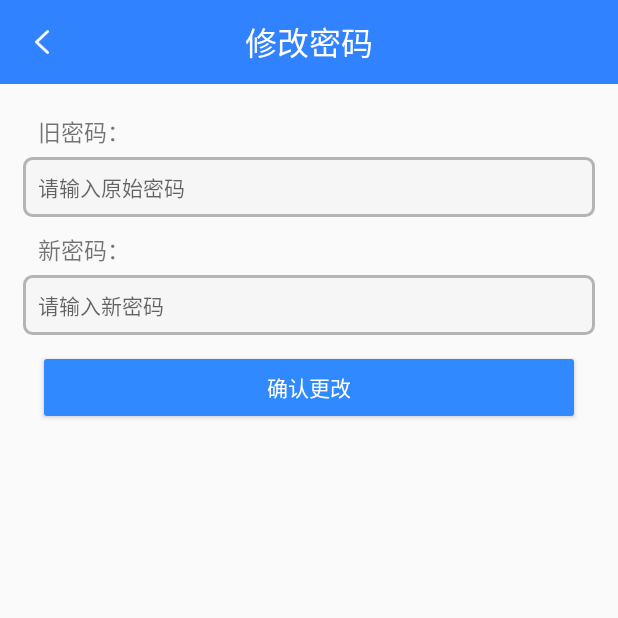
After one commit to Evenss/TicketAssistant, an Android app: the ChangePwdActivity screen opened directly, with no data from a screen before it, on a phone screen of 412 x 824 dp, the top half of it. The commit adds this screen. Run offline under Robolectric (Android 15) with nearby library versions, the phone set to English and light mode, and no system bars.

Commit message:
修改密码和工具类添加，抢票界面修改

```diff
--- a/app/src/main/AndroidManifest.xml
+++ b/app/src/main/AndroidManifest.xml
@@ -30,8 +30,8 @@
             android:screenOrientation="portrait"
             android:theme="@style/CityPicker.NoActionBar"
             android:windowSoftInputMode="stateHidden|adjustPan" />
-
-        <activity android:name=".activity.TicketShowActivity"/>
+        <activity android:name=".activity.TicketShowActivity" />
+        <activity android:name=".activity.ChangePwdActivity"></activity>
     </application>
 
 </manifest>
--- a/app/src/main/java/com/graduation/even/graduationclient/activity/BaseActivity.java
+++ b/app/src/main/java/com/graduation/even/graduationclient/activity/BaseActivity.java
@@ -6,14 +6,20 @@ import android.support.annotation.Nullable;
 import android.support.v7.app.AppCompatActivity;
 import android.widget.Toast;
 
+import com.graduation.even.graduationclient.application.MyApplication;
+
 public abstract class BaseActivity extends AppCompatActivity {
 
     private static Toast toast;
+    private MyApplication myApplication;
 
     @Override
     public void onCreate(@Nullable Bundle savedInstanceState) {
         super.onCreate(savedInstanceState);
         setContentView(getResourceId());
+
+        myApplication = (MyApplication) getApplication();
+        myApplication.addActivity(this);
 
         if (forceScreenOrientationPortrait()){
             setRequestedOrientation(ActivityInfo.SCREEN_ORIENTATION_PORTRAIT);
@@ -22,6 +28,12 @@ public abstract class BaseActivity extends AppCompatActivity {
         initView();
         initData();
         initEvent();
+    }
+
+    @Override
+    protected void onDestroy() {
+        super.onDestroy();
+        myApplication.removeActivity(this);
     }
 
     //是否要强制竖屏SCREEN_ORIENTATION_PORTRAIT
@@ -48,4 +60,9 @@ public abstract class BaseActivity extends AppCompatActivity {
         }
         toast.show();
     }
+
+    //退回到登录页面
+    public void backToLogin(){
+        myApplication.backToLoginActivity();
+    }
 }
--- /dev/null
+++ b/app/src/main/java/com/graduation/even/graduationclient/activity/ChangePwdActivity.java
@@ -0,0 +1,61 @@
+package com.graduation.even.graduationclient.activity;
+
+import android.text.TextUtils;
+import android.view.View;
+import android.widget.Button;
+import android.widget.EditText;
+
+import com.graduation.even.graduationclient.R;
+import com.graduation.even.graduationclient.util.MD5Util;
+import com.graduation.even.graduationclient.util.ToastUtil;
+
+public class ChangePwdActivity extends BaseActivity {
+    private EditText oldPwdEt, newPwdEt;
+    private Button changePwdBtn;
+
+    @Override
+    protected boolean forceScreenOrientationPortrait() {
+        return false;
+    }
+
+    @Override
+    protected int getResourceId() {
+        return R.layout.activity_change_pwd;
+    }
+
+    @Override
+    protected void initView() {
+        oldPwdEt = findViewById(R.id.et_old_pwd);
+        newPwdEt = findViewById(R.id.et_new_pwd);
+        changePwdBtn = findViewById(R.id.btn_change_pwd);
+    }
+
+    @Override
+    protected void initData() {
+
+    }
+
+    @Override
+    protected void initEvent() {
+        changePwdBtn.setOnClickListener(new View.OnClickListener() {
+            @Override
+            public void onClick(View view) {
+                String oldPwdStr = oldPwdEt.getText().toString();
+                String newPwdStr = newPwdEt.getText().toString();
+                if (TextUtils.isEmpty(oldPwdStr) || TextUtils.isEmpty(newPwdStr)) {
+                    ToastUtil.showToast(ChangePwdActivity.this, "密码不能为空");
+                    return;
+                }
+                changePwd(oldPwdStr,newPwdStr);
+            }
+        });
+    }
+
+    //todo
+    private void changePwd(String oldPwd,String newPwd) {
+        oldPwd = MD5Util.encoderByMd5(oldPwd);
+        newPwd = MD5Util.encoderByMd5(newPwd);
+
+
+    }
+}
--- a/app/src/main/java/com/graduation/even/graduationclient/adapter/TicketAdapter.java
+++ b/app/src/main/java/com/graduation/even/graduationclient/adapter/TicketAdapter.java
@@ -54,7 +54,6 @@ public class TicketAdapter extends RecyclerView.Adapter<TicketAdapter.MyViewHold
         private TextView interval;
         private TextView price;
         private CheckBox selected;
-
         private TextView seatType1;
         private TextView seatType2;
         private TextView seatType3;
--- /dev/null
+++ b/app/src/main/res/drawable/bg_change_pwd_gray.xml
@@ -0,0 +1,12 @@
+<?xml version="1.0" encoding="UTF-8"?>
+<shape
+    xmlns:android="http://schemas.android.com/apk/res/android"
+    android:shape="rectangle"
+    android:useLevel="false" >
+
+    <corners android:radius="5dp"/>
+    <solid android:color="@color/gray" />
+    <!-- 设置一个边框 -->
+    <stroke android:width="3px" android:color="@color/grayDark"/>
+
+</shape>
--- /dev/null
+++ b/app/src/main/res/layout/activity_change_pwd.xml
@@ -0,0 +1,82 @@
+<?xml version="1.0" encoding="utf-8"?>
+<LinearLayout
+    xmlns:android="http://schemas.android.com/apk/res/android"
+    xmlns:app="http://schemas.android.com/apk/res-auto"
+    xmlns:tools="http://schemas.android.com/tools"
+    android:layout_width="match_parent"
+    android:layout_height="match_parent"
+    android:orientation="vertical"
+    tools:context="com.graduation.even.graduationclient.activity.ChangePwdActivity">
+
+    <android.support.v7.widget.Toolbar
+        android:id="@+id/toolbar"
+        android:layout_width="match_parent"
+        android:layout_height="wrap_content"
+        android:background="@color/colorPrimaryDark"
+        app:navigationIcon="@mipmap/icon_back"
+        android:fitsSystemWindows="true">
+
+        <TextView
+            android:layout_width="wrap_content"
+            android:layout_height="wrap_content"
+            android:layout_centerInParent="true"
+            android:layout_gravity="center"
+            android:text="修改密码"
+            android:textColor="@android:color/white"
+            android:textSize="21sp" />
+
+    </android.support.v7.widget.Toolbar>
+
+    <TextView
+        android:layout_width="match_parent"
+        android:layout_height="wrap_content"
+        android:textSize="15sp"
+        android:paddingLeft="25dp"
+        android:layout_marginTop="20dp"
+        android:text="旧密码："/>
+    <EditText
+        android:id="@+id/et_old_pwd"
+        android:layout_width="match_parent"
+        android:layout_height="40dp"
+        android:layout_marginTop="5dp"
+        android:layout_marginLeft="15dp"
+        android:layout_marginRight="15dp"
+        android:paddingLeft="10dp"
+        android:hint="请输入原始密码"
+        android:singleLine="true"
+        android:textSize="14sp"
+        android:background="@drawable/bg_change_pwd_gray"/>
+    <TextView
+        android:layout_width="match_parent"
+        android:layout_height="wrap_content"
+        android:textSize="15sp"
+        android:paddingLeft="25dp"
+        android:layout_marginTop="10dp"
+        android:text="新密码："/>
+    <EditText
+        android:id="@+id/et_new_pwd"
+        android:layout_width="match_parent"
+        android:layout_height="40dp"
+        android:layout_marginTop="5dp"
+        android:layout_marginLeft="15dp"
+        android:layout_marginRight="15dp"
+        android:paddingLeft="10dp"
+        android:hint="请输入新密码"
+        android:singleLine="true"
+        android:textSize="14sp"
+        android:background="@drawable/bg_change_pwd_gray"/>
+
+    <Button
+        android:id="@+id/btn_change_pwd"
+        android:layout_gravity="center_horizontal"
+        android:layout_width="match_parent"
+        android:layout_height="50dp"
+        android:layout_marginTop="10dp"
+        android:layout_marginLeft="25dp"
+        android:layout_marginRight="25dp"
+        android:text="确认更改"
+        android:textColor="@color/white"
+        android:textSize="14sp"
+        android:backgroundTint="@color/colorPrimary"/>
+
+</LinearLayout>
--- a/app/src/main/res/values/colors.xml
+++ b/app/src/main/res/values/colors.xml
@@ -10,6 +10,7 @@
     <color name="black">#000000</color>
     <color name="transparent">#00FFFFFF</color>
     <color name="gray">#F6F6F6</color>
+    <color name="grayDark">#B4B4B4</color>
 
 
     <!-- 登录 -->
```
Also changed, not shown: app/src/main/java/com/graduation/even/graduationclient/activity/TicketShowActivity.java (+29 -0 lines), app/src/main/java/com/graduation/even/graduationclient/application/MyApplication.java (+6 -3 lines), app/src/main/java/com/graduation/even/graduationclient/fragment/MyInfoFragment.java (+21 -1 lines), app/src/main/java/com/graduation/even/graduationclient/util/MD5Util.java (added, +35 -0 lines), app/src/main/res/layout/fragment_my_info.xml (+12 -0 lines), 1 other file.
